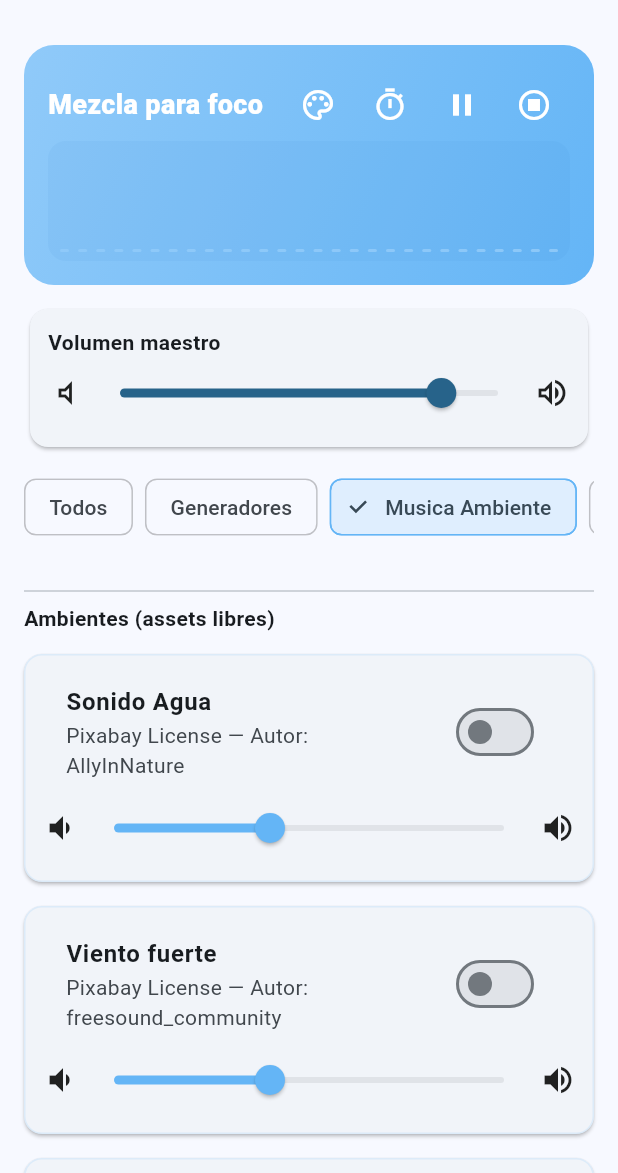
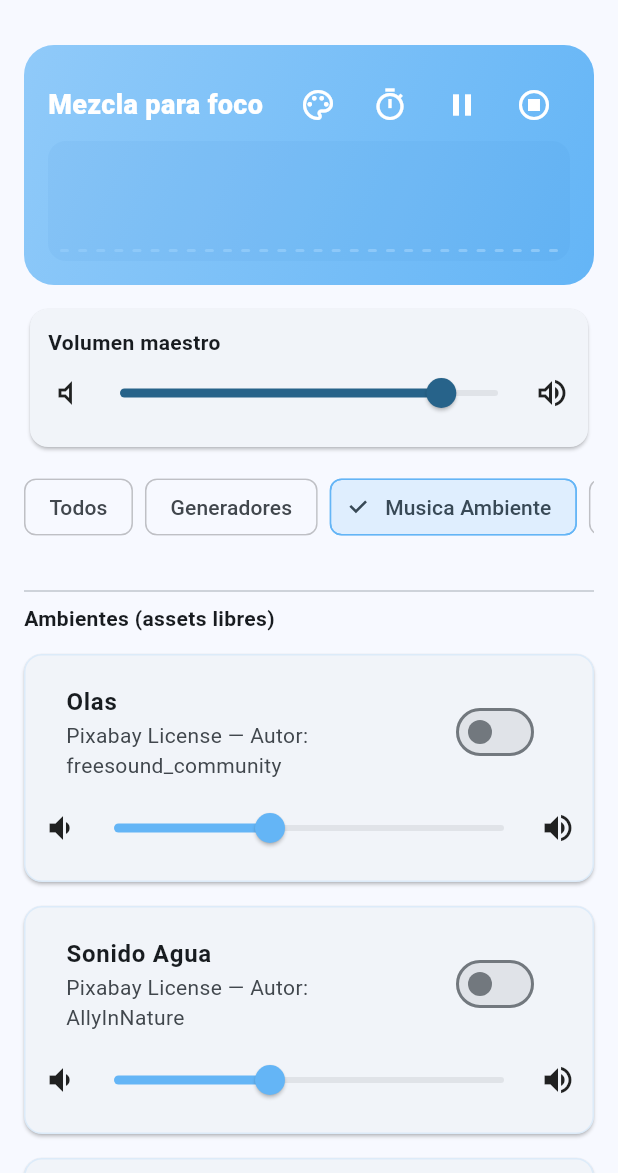
Before and after one commit to marcobritorobles1986-lang/focusnoise, a Flutter app: the screen it shows after launch, after a tap on "Musica Ambiente", on a phone screen of 412 x 824 dp, the part 63-1236 px from its top. Run offline on Flutter 3.47's test engine with Material 3 defaults, Android fonts, the phone set to English and light mode, and no system bars; our stand-ins replace audio_service, audioplayers, shared_preferences.

Commit message:
Versión 3.2.2

```diff
--- a/lib/mixer/mixer_page.dart
+++ b/lib/mixer/mixer_page.dart
@@ -111,6 +111,17 @@ class _MixerPageState extends State<MixerPage> {
 
   // ======= Ambientes por assets (con categorías) =======
   final List<_AssetTrack> _assetDefs = [
+    _AssetTrack(
+      'Olas',
+      'audio/ogg/olas-59925.ogg',
+      'Musica Ambiente',
+      credit: Credit(
+        'Olas',
+        'Autor: freesound_community ',
+        'Pixabay License',
+        '',
+      ),
+    ),
     _AssetTrack(
       'Sonido Agua',
       'audio/ogg/running-stream-water-sound-239612.ogg',
```
Also changed, not shown: 1 other file.
